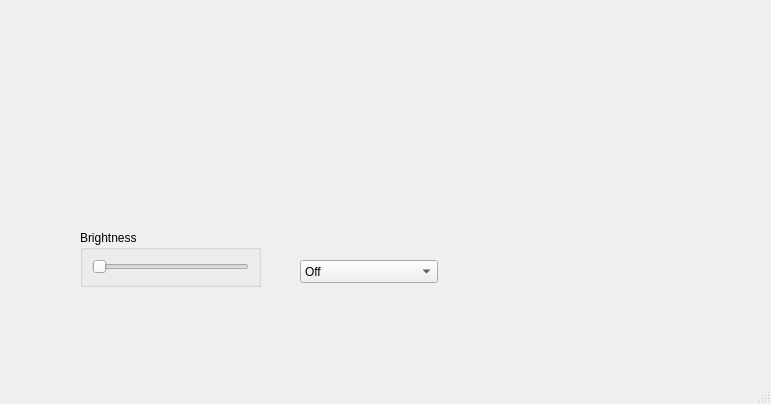
The window that ui/keyboard.ui (QTechOfficial/OpenPeripherals) describes before a commit, drawn with Qt 5.
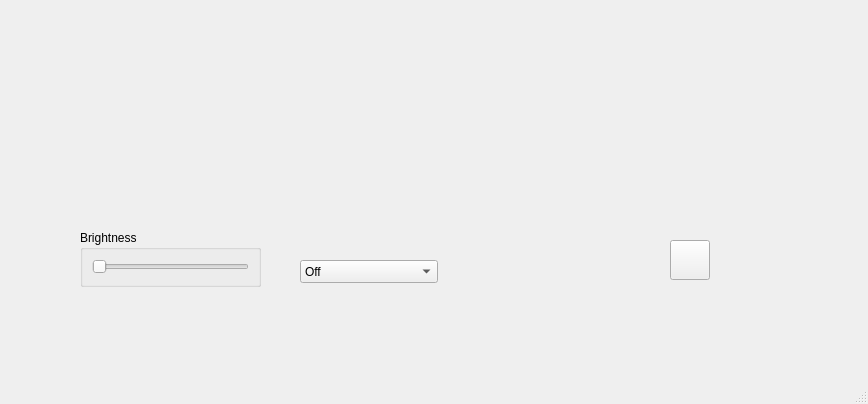
The same window after the commit.

Commit message: Added color picker for key display

```diff
--- a/ui/keyboard.ui
+++ b/ui/keyboard.ui
@@ -6,7 +6,7 @@
    <rect>
     <x>0</x>
     <y>0</y>
-    <width>771</width>
+    <width>868</width>
     <height>404</height>
    </rect>
   </property>
@@ -160,6 +160,19 @@
      </property>
     </item>
    </widget>
+   <widget class="QPushButton" name="set_color">
+    <property name="geometry">
+     <rect>
+      <x>670</x>
+      <y>240</y>
+      <width>40</width>
+      <height>40</height>
+     </rect>
+    </property>
+    <property name="text">
+     <string/>
+    </property>
+   </widget>
   </widget>
   <widget class="QMenuBar" name="menubar">
    <property name="geometry">
```
Left out of the diff: 4 changed lines with no effect on the pictures. The commit also changes 1 other file.
